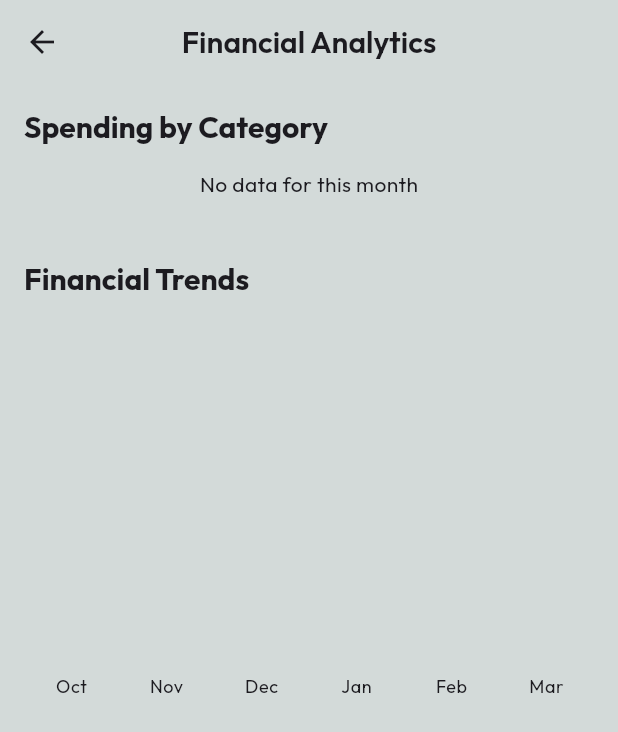
After one commit to irfanekon04/walletflow, a Flutter app: the DashboardPage screen opened directly, after a tap on the "bar chart" icon, on a phone screen of 412 x 824 dp. The commit adds this screen. Shown: the top 732 px of the screen. Run offline on Flutter 3.47's test engine with Material 3 defaults, Android fonts, the phone set to English and light mode, and no system bars; drawn by our look-alikes of dynamic_color, fl_chart; our stand-ins replace csv, flutter_dotenv, get, hive, hive_flutter, supabase_flutter; missing offline and left inert: file_saver; accounts and stored records are empty.

Commit message:
added analytics chart

```diff
--- a/lib/features/dashboard/presentation/pages/dashboard_page.dart
+++ b/lib/features/dashboard/presentation/pages/dashboard_page.dart
@@ -7,6 +7,7 @@ import 'package:walletflow/features/dashboard/presentation/widgets/income_expens
 import 'package:walletflow/features/dashboard/presentation/widgets/loan_summary_section.dart';
 import 'package:walletflow/features/dashboard/presentation/widgets/recent_transactions_section.dart';
 import 'package:walletflow/features/dashboard/presentation/widgets/total_balance_card.dart';
+import 'package:walletflow/features/reports/presentation/pages/reports_page.dart';
 import '../../../../core/constants/app_constants.dart';
 import '../../../../core/utils/responsive.dart';
 import '../../../accounts/presentation/controllers/account_controller.dart';
@@ -31,6 +32,11 @@ class DashboardPage extends StatelessWidget {
       appBar: AppBar(
         title: Text(AppStrings.appName, style: theme.textTheme.titleLarge),
         actions: [
+          IconButton(
+            icon: const Icon(Icons.bar_chart_rounded),
+            onPressed: () => Get.to(() => const ReportsPage()),
+            tooltip: 'Financial Reports',
+          ),
           IconButton(icon: const Icon(Icons.sync_outlined), onPressed: () {}),
         ],
       ),
--- /dev/null
+++ b/lib/features/reports/presentation/controllers/reports_controller.dart
@@ -0,0 +1,100 @@
+import 'package:get/get.dart';
+import '../../../../features/transactions/data/models/transaction_model.dart';
+import '../../../../features/transactions/data/repositories/transaction_repository.dart';
+
+class ReportsController extends GetxController {
+  final TransactionRepository _transactionRepo = TransactionRepository();
+
+  // Observable data for the charts
+  final RxMap<String, double> categorySpending = <String, double>{}.obs;
+  final RxList<MonthlyTrend> monthlyTrends = <MonthlyTrend>[].obs;
+  final RxBool isLoading = false.obs;
+
+  @override
+  void onInit() {
+    super.onInit();
+    loadReportData();
+  }
+
+  void loadReportData() {
+    isLoading.value = true;
+    final allTransactions = _transactionRepo.getAll();
+
+    _computeCategorySpending(allTransactions);
+    _computeMonthlyTrends(allTransactions);
+
+    isLoading.value = false;
+  }
+
+  void _computeCategorySpending(List<TransactionModel> transactions) {
+    final now = DateTime.now();
+    final firstDayOfMonth = DateTime(now.year, now.month, 1);
+
+    final currentMonthExpenses = transactions.where((t) =>
+      t.type == TransactionType.expense &&
+      t.date.isAfter(firstDayOfMonth.subtract(const Duration(seconds: 1)))
+    );
+
+    final Map<String, double> spending = {};
+    for (var tx in currentMonthExpenses) {
+      final categoryId = tx.categoryId ?? 'Uncategorized';
+      spending[categoryId] = (spending[categoryId] ?? 0.0) + tx.amount;
+    }
+
+    categorySpending.value = spending;
+  }
+
+  void _computeMonthlyTrends(List<TransactionModel> transactions) {
+    final List<MonthlyTrend> trends = [];
+    final now = DateTime.now();
+
+    // Last 6 months
+    for (int i = 5; i >= 0; i--) {
+      final monthDate = DateTime(now.year, now.month - i, 1);
+      final monthName = _getMonthName(monthDate.month);
+
+      final monthTransactions = transactions.where((t) =>
+        t.date.year == monthDate.year && t.date.month == monthDate.month
+      );
+
+      double income = 0;
+      double expense = 0;
+
+      for (var tx in monthTransactions) {
+        if (tx.type == TransactionType.income) {
+          income += tx.amount;
+        } else if (tx.type == TransactionType.expense) {
+          expense += tx.amount;
+        }
+      }
+
+      trends.add(MonthlyTrend(
+        monthName: monthName,
+        income: income,
+        expense: expense,
+      ));
+    }
+
+    monthlyTrends.value = trends;
+  }
+
+  String _getMonthName(int month) {
+    const months = [
+      'Jan', 'Feb', 'Mar', 'Apr', 'May', 'Jun',
+      'Jul', 'Aug', 'Sep', 'Oct', 'Nov', 'Dec'
+    ];
+    return months[month - 1];
+  }
+}
+
+class MonthlyTrend {
+  final String monthName;
+  final double income;
+  final double expense;
+
+  MonthlyTrend({
+    required this.monthName,
+    required this.income,
+    required this.expense,
+  });
+}
--- /dev/null
+++ b/lib/features/reports/presentation/pages/reports_page.dart
@@ -0,0 +1,54 @@
+import 'package:flutter/material.dart';
+import 'package:get/get.dart';
+import '../controllers/reports_controller.dart';
+import '../widgets/category_spending_chart.dart';
+import '../widgets/monthly_trend_chart.dart';
+import '../../../../core/utils/responsive.dart';
+
+class ReportsPage extends StatelessWidget {
+  const ReportsPage({super.key});
+
+  @override
+  Widget build(BuildContext context) {
+    final controller = Get.put(ReportsController());
+    final theme = Theme.of(context);
+
+    return Scaffold(
+      appBar: AppBar(
+        title: const Text('Financial Analytics'),
+        centerTitle: true,
+      ),
+      body: Obx(() {
+        if (controller.isLoading.value) {
+          return const Center(child: CircularProgressIndicator());
+        }
+
+        return SingleChildScrollView(
+          padding: EdgeInsets.all(context.responsivePadding),
+          child: Column(
+            crossAxisAlignment: CrossAxisAlignment.start,
+            children: [
+              Text(
+                'Spending by Category',
+                style: theme.textTheme.titleLarge?.copyWith(fontWeight: FontWeight.bold),
+              ),
+              const SizedBox(height: 16),
+              const CategorySpendingChart(),
+
+              const SizedBox(height: 40),
+
+              Text(
+                'Financial Trends',
+                style: theme.textTheme.titleLarge?.copyWith(fontWeight: FontWeight.bold),
+              ),
+              const SizedBox(height: 16),
+              const MonthlyTrendChart(),
+
+              const SizedBox(height: 100), // Bottom padding
+            ],
+          ),
+        );
+      }),
+    );
+  }
+}
--- /dev/null
+++ b/lib/features/reports/presentation/widgets/category_spending_chart.dart
@@ -0,0 +1,98 @@
+import 'package:fl_chart/fl_chart.dart';
+import 'package:flutter/material.dart';
+import 'package:get/get.dart';
+import '../controllers/reports_controller.dart';
+import '../../../../features/transactions/presentation/controllers/transaction_controller.dart';
+import '../../../../core/constants/app_constants.dart';
+
+class CategorySpendingChart extends StatelessWidget {
+  const CategorySpendingChart({super.key});
+
+  @override
+  Widget build(BuildContext context) {
+    final reportsController = Get.find<ReportsController>();
+    final txController = Get.find<TransactionController>();
+    final theme = Theme.of(context);
+
+    return Obx(() {
+      final spendingMap = reportsController.categorySpending;
+      if (spendingMap.isEmpty) {
+        return const Center(child: Text('No data for this month'));
+      }
+
+      final List<PieChartSectionData> sections = [];
+      final List<Widget> legends = [];
+
+      spendingMap.forEach((categoryId, amount) {
+        final category = txController.categories.firstWhereOrNull((c) => c.id == categoryId);
+        final color = category != null ? AppColors.fromHex(category.color) : Colors.grey;
+        final name = category?.name ?? 'Other';
+
+        sections.add(PieChartSectionData(
+          color: color,
+          value: amount,
+          title: '${((amount / spendingMap.values.fold(0, (sum, v) => sum + v)) * 100).toStringAsFixed(0)}%',
+          radius: 50,
+          titleStyle: theme.textTheme.bodySmall?.copyWith(
+            fontWeight: FontWeight.bold,
+            color: Colors.white,
+          ),
+        ));
+
+        legends.add(_LegendItem(color: color, name: name, amount: amount));
+      });
+
+      return Column(
+        children: [
+          SizedBox(
+            height: 200,
+            child: PieChart(
+              PieChartData(
+                sections: sections,
+                centerSpaceRadius: 40,
+                sectionsSpace: 2,
+              ),
+            ),
+          ),
+          const SizedBox(height: 24),
+          Wrap(
+            spacing: 16,
+            runSpacing: 8,
+            children: legends,
+          ),
+        ],
+      );
+    });
+  }
+}
+
+class _LegendItem extends StatelessWidget {
+  final Color color;
+  final String name;
+  final double amount;
+
+  const _LegendItem({
+    required this.color,
+    required this.name,
+    required this.amount,
+  });
+
+  @override
+  Widget build(BuildContext context) {
+    return Row(
+      mainAxisSize: MainAxisSize.min,
+      children: [
+        Container(
+          width: 12,
+          height: 12,
+          decoration: BoxDecoration(color: color, shape: BoxShape.circle),
+        ),
+        const SizedBox(width: 8),
+        Text(
+          '$name: \$${amount.toStringAsFixed(0)}',
+          style: Theme.of(context).textTheme.bodyMedium,
+        ),
+      ],
+    );
+  }
+}
--- /dev/null
+++ b/lib/features/reports/presentation/widgets/monthly_trend_chart.dart
@@ -0,0 +1,86 @@
+import 'package:fl_chart/fl_chart.dart';
+import 'package:flutter/material.dart';
+import 'package:get/get.dart';
+import '../controllers/reports_controller.dart';
+import '../../../../core/constants/app_constants.dart';
+
+class MonthlyTrendChart extends StatelessWidget {
+  const MonthlyTrendChart({super.key});
+
+  @override
+  Widget build(BuildContext context) {
+    final controller = Get.find<ReportsController>();
+    final theme = Theme.of(context);
+
+    return Obx(() {
+      final trends = controller.monthlyTrends;
+      if (trends.isEmpty) return const SizedBox.shrink();
+
+      return SizedBox(
+        height: 250,
+        child: BarChart(
+          BarChartData(
+            alignment: BarChartAlignment.spaceAround,
+            maxY: _getMaxY(trends),
+            barTouchData: BarTouchData(enabled: true),
+            titlesData: FlTitlesData(
+              show: true,
+              bottomTitles: AxisTitles(
+                sideTitles: SideTitles(
+                  showTitles: true,
+                  getTitlesWidget: (value, meta) {
+                    if (value.toInt() >= 0 && value.toInt() < trends.length) {
+                      return Padding(
+                        padding: const EdgeInsets.only(top: 8),
+                        child: Text(
+                          trends[value.toInt()].monthName,
+                          style: theme.textTheme.bodySmall,
+                        ),
+                      );
+                    }
+                    return const SizedBox.shrink();
+                  },
+                ),
+              ),
+              leftTitles: const AxisTitles(sideTitles: SideTitles(showTitles: false)),
+              topTitles: const AxisTitles(sideTitles: SideTitles(showTitles: false)),
+              rightTitles: const AxisTitles(sideTitles: SideTitles(showTitles: false)),
+            ),
+            gridData: const FlGridData(show: false),
+            borderData: FlBorderData(show: false),
+            barGroups: trends.asMap().entries.map((entry) {
+              final index = entry.key;
+              final trend = entry.value;
+              return BarChartGroupData(
+                x: index,
+                barRods: [
+                  BarChartRodData(
+                    toY: trend.income,
+                    color: AppColors.incomeGreen,
+                    width: 12,
+                    borderRadius: BorderRadius.circular(4),
+                  ),
+                  BarChartRodData(
+                    toY: trend.expense,
+                    color: AppColors.expenseRed,
+                    width: 12,
+                    borderRadius: BorderRadius.circular(4),
+                  ),
+                ],
+              );
+            }).toList(),
+          ),
+        ),
+      );
+    });
+  }
+
+  double _getMaxY(List<MonthlyTrend> trends) {
+    double max = 0;
+    for (var trend in trends) {
+      if (trend.income > max) max = trend.income;
+      if (trend.expense > max) max = trend.expense;
+    }
+    return max * 1.2; // Add 20% buffer
+  }
+}
```
